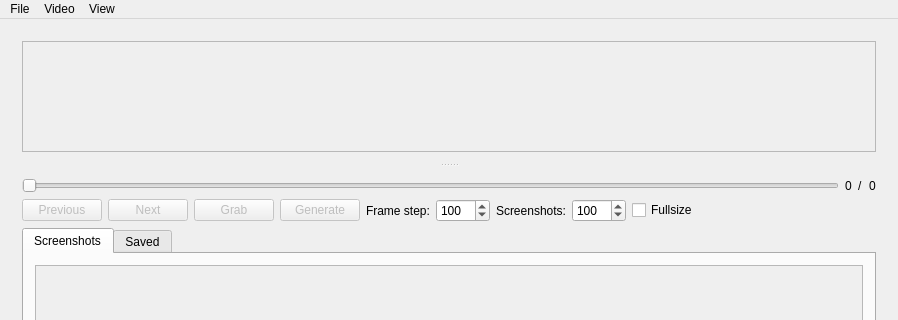
Qt form mainwindow.ui (labyrinthofdreams/screenpicker) before a commit; both pictures show x 0 to 898 and y 0 to 320 of the 898 by 521 pixel window.
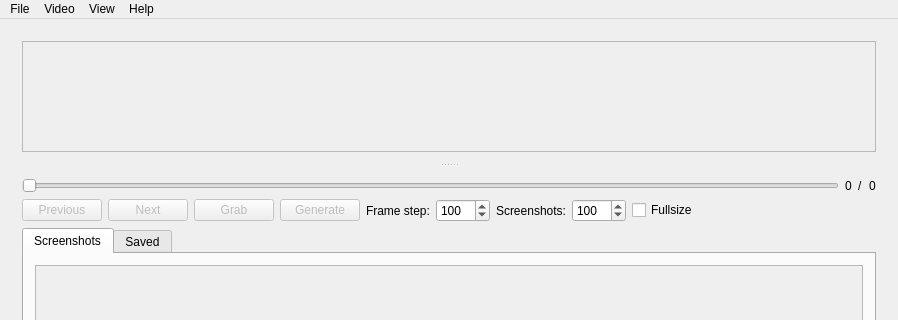
The same form after that commit. Custom widgets are drawn as their Qt base class.

Commit message: Add About/Help menu

What changed in the file:
```diff
--- a/mainwindow.ui
+++ b/mainwindow.ui
@@ -495,9 +495,16 @@
     </property>
     <addaction name="actionOptions"/>
    </widget>
+   <widget class="QMenu" name="menuHelp">
+    <property name="title">
+     <string>Help</string>
+    </property>
+    <addaction name="actionAbout"/>
+   </widget>
    <addaction name="menuFile"/>
    <addaction name="menuVideo"/>
    <addaction name="menuView"/>
+   <addaction name="menuHelp"/>
   </widget>
   <widget class="QStatusBar" name="statusBar"/>
   <action name="actionOpen">
```
Left out of the diff: 5 changed lines with no effect on the pictures. The commit also changes 2 other files.
